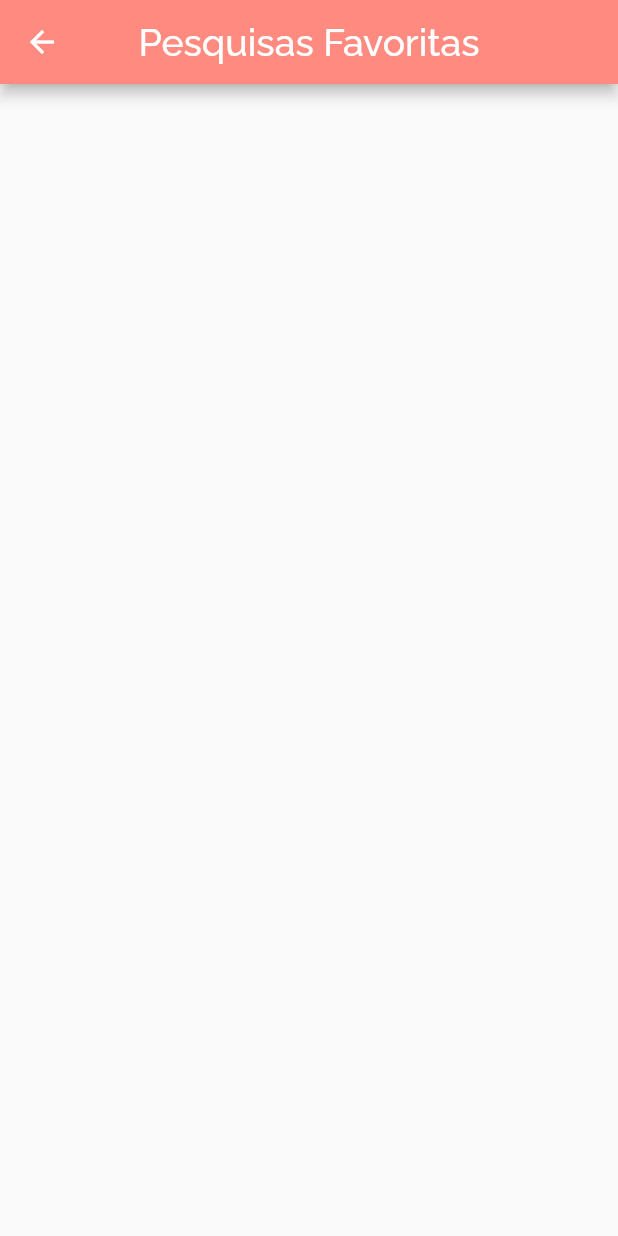
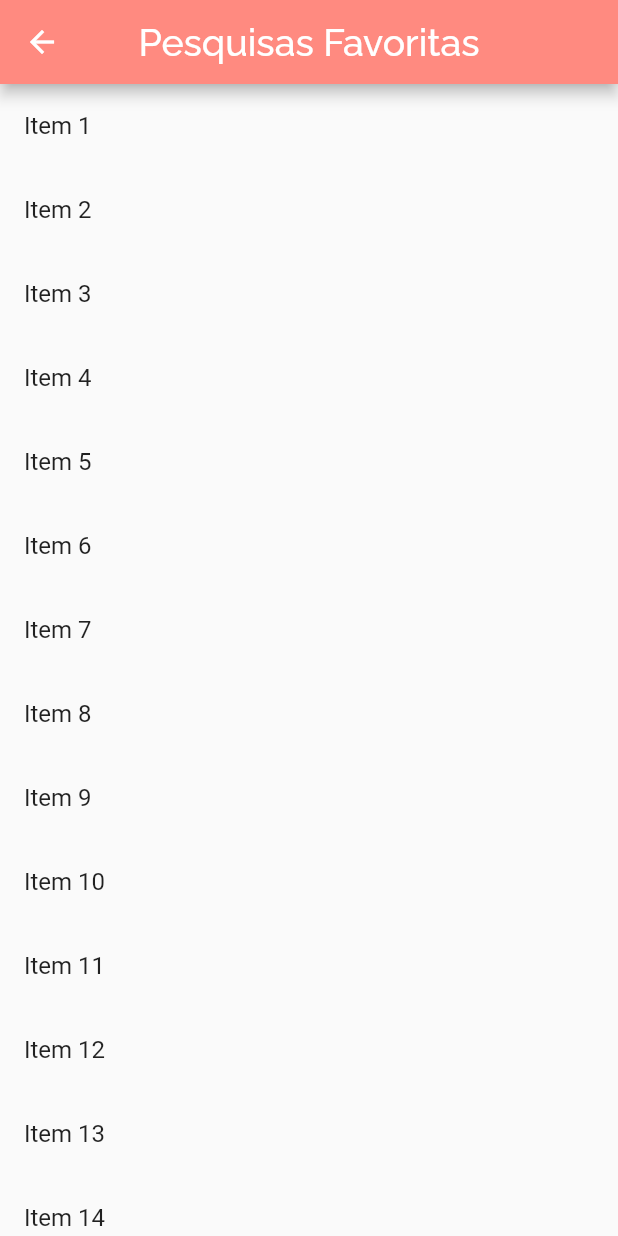
Before and after one commit to MichelHanzenScheeren/covid19_tracker, a Flutter app: the Favorites screen opened directly, on a phone screen of 412 x 824 dp. Run offline on Flutter 3.47's test engine with Material 2 defaults, Android fonts, the phone set to English and light mode, and no system bars; our stand-ins replace charts_flutter, dio, get, google_fonts, sqflite; missing offline and left inert: dart:ffi; accounts and stored records are empty.

Commit message:
Pagina dos favoritos

```diff
--- a/lib/presentation/historic/presentation_historic.dart
+++ b/lib/presentation/historic/presentation_historic.dart
@@ -1,4 +1,3 @@
-import 'package:covid19_tracker_in_flutter/presentation/search/widget/widget_graphic.dart';
 import 'package:flutter/material.dart';
 import 'package:google_fonts/google_fonts.dart';
 
@@ -8,6 +7,8 @@ class Favorites extends StatefulWidget {
 }
 
 class _FavoritesState extends State<Favorites> {
+  final items = List<String>.generate(20, (i) => "Item ${i + 1}");
+
   @override
   Widget build(BuildContext context) {
     return Scaffold(
@@ -18,9 +19,31 @@ class _FavoritesState extends State<Favorites> {
               style:
               GoogleFonts.raleway(fontSize: 25.0, color: Colors.white))
       ),
-      body: SingleChildScrollView(
+      body:ListView.builder(
+                itemCount: items.length,
+                itemBuilder: (context, index) {
+                  final item = items[index];
 
-      ),
+                  return Dismissible(
+                    key: Key(item),
+                    onDismissed: (direction) {
+                      setState(() {
+                        items.removeAt(index);
+                      });
+                      Scaffold.of(context)
+                          .showSnackBar(SnackBar(content: Text("$item dismissed")));
+                    },
+                    background: Container(
+                      color: Colors.red,
+                      child: Align(
+                        alignment: Alignment(-0.9, 0),
+                        child: Icon(Icons.delete, color: Colors.white),
+                      ),
+                    ),
+                    child: ListTile(title: Text('$item')),
+                  );
+                },
+              ),
     );
   }
 }
--- a/lib/presentation/search/presentation_search.dart
+++ b/lib/presentation/search/presentation_search.dart
@@ -41,7 +41,7 @@ class _SearchState extends State<Search> {
               Container(
                   height: 300,
                   width: 350,
-                  child: RTLSeriesLegend.withSampleData()),
+                  child: Graphic.withSampleData()),
             ],
           ),
         ),
```
Also changed, not shown: lib/presentation/search/widget/widget_graphic.dart (+7 -28 lines), lib/presentation/historic/widget/widget_dismissible.dart (added).
